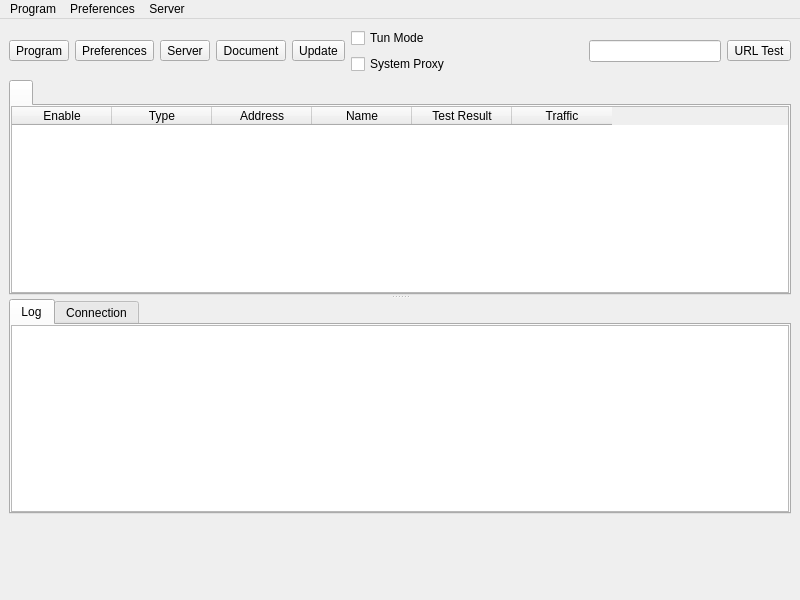
Old version of the form ui/mainwindow.ui in the repository q2333gh/nekoray.
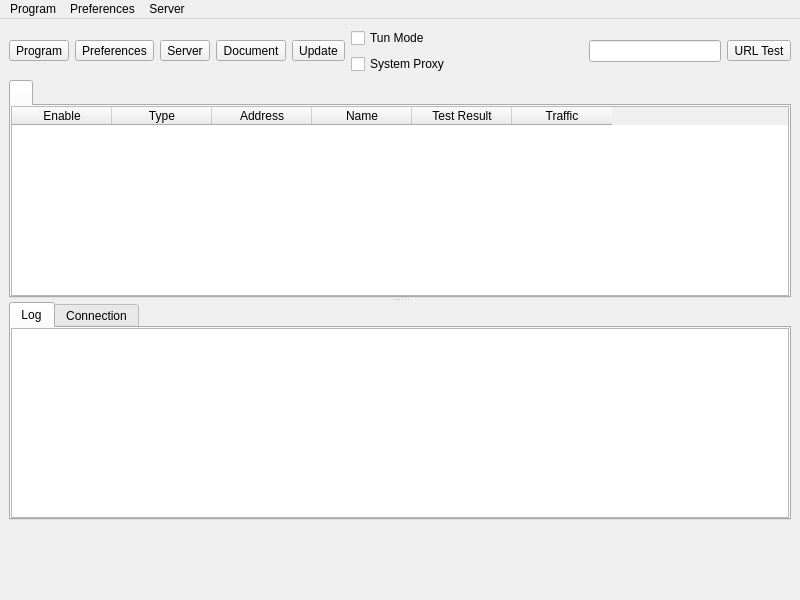
New version of the form. Icons and pictures are not drawn. Custom widgets are drawn as their Qt base class.

Commit message: Improve build_windows.ps1: add options to disable external deps, fix UI spacing attribute

```diff
--- a/ui/mainwindow.ui
+++ b/ui/mainwindow.ui
@@ -449,7 +449,10 @@
      </layout>
     </item>
     <item>
-     <layout class="QVBoxLayout" name="bottomPlaceholderLayout" spacing="0">
+     <layout class="QVBoxLayout" name="bottomPlaceholderLayout">
+      <property name="spacing">
+       <number>0</number>
+      </property>
       <item>
        <widget class="QLabel" name="label_bottom_placeholder_1">
         <property name="text">
```
The commit also changes 1 other file.
